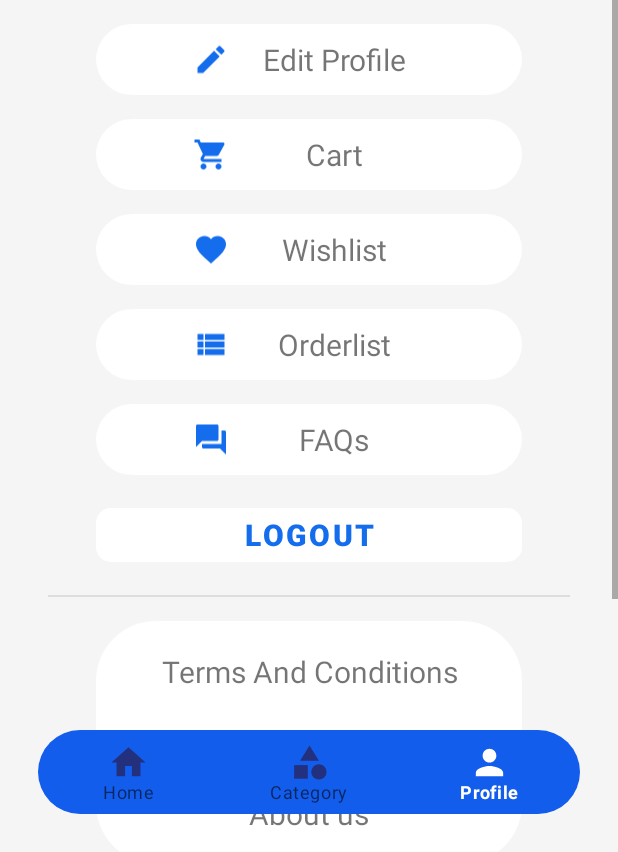
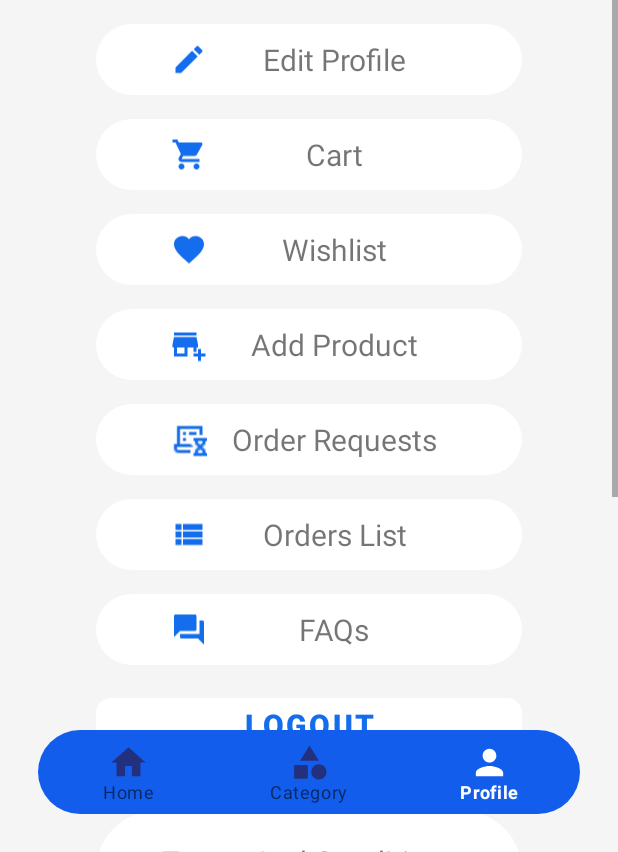
Before and after one commit to NehaW4/MiniBis_Main, an Android app: the screen it shows after launch once a user with an empty profile is signed in (MainActivity), item 3 of the bottom bar chosen, on a phone screen of 412 x 824 dp, the part 384-1236 px from its top. Run offline under Robolectric (Android 15) with nearby library versions, the phone set to English and light mode, and no system bars; our stand-ins replace Firebase (no records; nobody signed in at launch, a user with empty details on screens opened directly).

Commit message:
Minor Changes

```diff
--- a/app/src/main/java/com/example/minibis/ProfileFragment.java
+++ b/app/src/main/java/com/example/minibis/ProfileFragment.java
@@ -31,7 +31,7 @@ import com.google.firebase.firestore.FirebaseFirestore;
 public class ProfileFragment extends Fragment {
 
     Button log_profile,logout;
-    LinearLayout editprofalay,cartlay,wishlitlay,orderlistlay;
+    LinearLayout editprofalay,cartlay,wishlitlay,orderlistlay,addproductlay,orderrequestlay;
     TextView editprofile,wishlist,ordelist,cart,faq,aboutus,contactus,termsandcond,headline;
     FirebaseFirestore firestore;
     Boolean isSeller;
@@ -58,6 +58,8 @@ public class ProfileFragment extends Fragment {
         logout=(Button) view.findViewById(R.id.logoutbtn);
         headline=(TextView) view.findViewById(R.id.headlineOfProfileFragment);
         profileIcon=(ShapeableImageView) view.findViewById(R.id.ProfileFragmentProfileIcon);
+        addproductlay=(LinearLayout) view.findViewById(R.id.addProductLay);
+        orderrequestlay=(LinearLayout) view.findViewById(R.id.viewOrderRequestLay);
 
         if(FirebaseAuth.getInstance().getCurrentUser()==null)
             {
@@ -67,6 +69,8 @@ public class ProfileFragment extends Fragment {
                 cartlay.setVisibility(View.GONE);
                 ((Button) view.findViewById(R.id.logoutbtn)).setVisibility(View.GONE);
                 headline.setText("Welcome to MiniBis");
+                addproductlay.setVisibility(View.GONE);
+                orderrequestlay.setVisibility(View.GONE);
             }
         else{
             if(currentUserDataDoc==null){
@@ -194,9 +198,13 @@ public class ProfileFragment extends Fragment {
                 if(logo!=null){
                     profileIcon.setImageBitmap(logo);
                 }
+                cartlay.setVisibility(View.GONE);
+                wishlitlay.setVisibility(View.GONE);
             }
             else{
                 headline.setText("Welcome, "+currentUserDataDoc.getString("FirstName"));
+                addproductlay.setVisibility(View.GONE);
+                orderrequestlay.setVisibility(View.GONE);
             }
         }
         else{
--- a/app/src/main/res/drawable/ic_addproduct.xml
+++ b/app/src/main/res/drawable/ic_addproduct.xml
@@ -1,5 +1,5 @@
-<vector android:height="24dp" android:tint="#FFFFFF"
-    android:viewportHeight="24" android:viewportWidth="24"
+<vector android:height="24dp"
+    android:viewportHeight="24" android:viewportWidth="24" android:tint="#136DEC"
     android:width="24dp" xmlns:android="http://schemas.android.com/apk/res/android">
     <path android:fillColor="@android:color/white" android:pathData="M15,17h2v-3h1v-2l-1,-5H2l-1,5v2h1v6h9v-6h4V17zM9,18H4v-4h5V18z"/>
     <path android:fillColor="@android:color/white" android:pathData="M2,4h15v2h-15z"/>
--- a/app/src/main/res/layout/fragment_profile.xml
+++ b/app/src/main/res/layout/fragment_profile.xml
@@ -94,8 +94,7 @@
                     app:layout_constraintBottom_toBottomOf="parent"
                     app:layout_constraintEnd_toEndOf="@+id/shapeableImageView1"
                     app:layout_constraintStart_toStartOf="@+id/shapeableImageView1"
-                    app:layout_constraintTop_toBottomOf="@+id/ProfileFragmentProfileIcon"
-                    tools:text="Welcome to Minibis" />
+                    app:layout_constraintTop_toBottomOf="@+id/ProfileFragmentProfileIcon" />
 
 
             </androidx.constraintlayout.widget.ConstraintLayout>
@@ -141,7 +140,7 @@
 
                 <TextView
                     android:id="@+id/cart"
-                    android:layout_width="120dp"
+                    android:layout_width="150dp"
                     android:layout_height="match_parent"
                     android:layout_marginLeft="10dp"
                     android:gravity="center"
@@ -175,7 +174,7 @@
 
                 <TextView
                     android:id="@+id/wishlist"
-                    android:layout_width="120dp"
+                    android:layout_width="150dp"
                     android:layout_height="match_parent"
                     android:layout_marginLeft="10dp"
                     android:gravity="center"
@@ -209,7 +208,7 @@
 
                 <TextView
                     android:id="@+id/faqs"
-                    android:layout_width="120dp"
+                    android:layout_width="150dp"
                     android:layout_height="match_parent"
                     android:layout_marginLeft="10dp"
                     android:gravity="center"
@@ -329,8 +328,8 @@
                 android:layout_height="wrap_content"
                 android:layout_marginStart="64dp"
                 android:layout_marginTop="16dp"
+
                 android:layout_marginEnd="64dp"
-
                 android:background="@drawable/background_btn"
                 android:gravity="center"
                 android:paddingLeft="25dp"
@@ -339,7 +338,7 @@
                 android:paddingBottom="10dp"
                 app:layout_constraintEnd_toEndOf="parent"
                 app:layout_constraintStart_toStartOf="parent"
-                app:layout_constraintTop_toBottomOf="@+id/wishlistlay">
+                app:layout_constraintTop_toBottomOf="@+id/viewOrderRequestLay">
 
                 <ImageView
                     android:layout_width="wrap_content"
@@ -348,11 +347,11 @@
 
                 <TextView
                     android:id="@+id/orderlist"
-                    android:layout_width="120dp"
+                    android:layout_width="150dp"
                     android:layout_height="match_parent"
                     android:layout_marginLeft="10dp"
                     android:gravity="center"
-                    android:text="Orderlist"
+                    android:text="Orders List"
                     android:textSize="20sp" />
 
             </LinearLayout>
@@ -382,7 +381,7 @@
 
                 <TextView
                     android:id="@+id/editprof"
-                    android:layout_width="120dp"
+                    android:layout_width="150dp"
                     android:layout_height="match_parent"
                     android:layout_marginLeft="10dp"
                     android:gravity="center"
@@ -408,6 +407,73 @@
                 app:layout_constraintStart_toStartOf="parent"
                 app:layout_constraintTop_toBottomOf="@+id/textView11" />
 
+            <LinearLayout
+                android:id="@+id/addProductLay"
+                android:layout_width="0dp"
+                android:layout_height="wrap_content"
+                android:layout_marginStart="64dp"
+                android:layout_marginTop="16dp"
+                android:layout_marginEnd="64dp"
+                android:background="@drawable/background_btn"
+                android:gravity="center"
+                android:orientation="horizontal"
+                android:paddingLeft="25dp"
+                android:paddingTop="10dp"
+                android:paddingRight="25dp"
+                android:paddingBottom="10dp"
+                app:layout_constraintEnd_toEndOf="parent"
+                app:layout_constraintStart_toStartOf="parent"
+                app:layout_constraintTop_toBottomOf="@+id/wishlistlay">
+
+                <ImageView
+                    android:layout_width="wrap_content"
+                    android:layout_height="match_parent"
+                    android:src="@drawable/ic_addproduct" />
+
+                <TextView
+                    android:layout_width="150dp"
+                    android:layout_height="match_parent"
+                    android:layout_marginLeft="10dp"
+                    android:gravity="center"
+                    android:text="Add Product"
+                    android:textSize="20sp" />
+
+            </LinearLayout>
+
+            <LinearLayout
+                android:id="@+id/viewOrderRequestLay"
+                android:layout_width="0dp"
+                android:layout_height="wrap_content"
+                android:layout_marginStart="64dp"
+                android:layout_marginTop="16dp"
+                android:layout_marginEnd="64dp"
+                android:background="@drawable/background_btn"
+                android:gravity="center"
+                android:orientation="horizontal"
+                android:paddingLeft="25dp"
+                android:paddingTop="10dp"
+                android:paddingRight="25dp"
+                android:paddingBottom="10dp"
+                app:layout_constraintEnd_toEndOf="parent"
+                app:layout_constraintStart_toStartOf="parent"
+                app:layout_constraintTop_toBottomOf="@+id/addProductLay">
+
+                <ImageView
+                    android:id="@+id/imageView4"
+                    android:layout_width="wrap_content"
+                    android:layout_height="match_parent"
+                    android:src="@drawable/ic_orderrequest" />
+
+                <TextView
+                    android:id="@+id/textView14"
+                    android:layout_width="150dp"
+                    android:layout_height="match_parent"
+                    android:layout_marginLeft="10dp"
+                    android:gravity="center"
+                    android:text="Order Requests"
+                    android:textSize="20sp" />
+            </LinearLayout>
+
         </androidx.constraintlayout.widget.ConstraintLayout>
 
 
```
Also changed, not shown: app/src/main/res/drawable-v24/ic_orderrequest.png (added).
